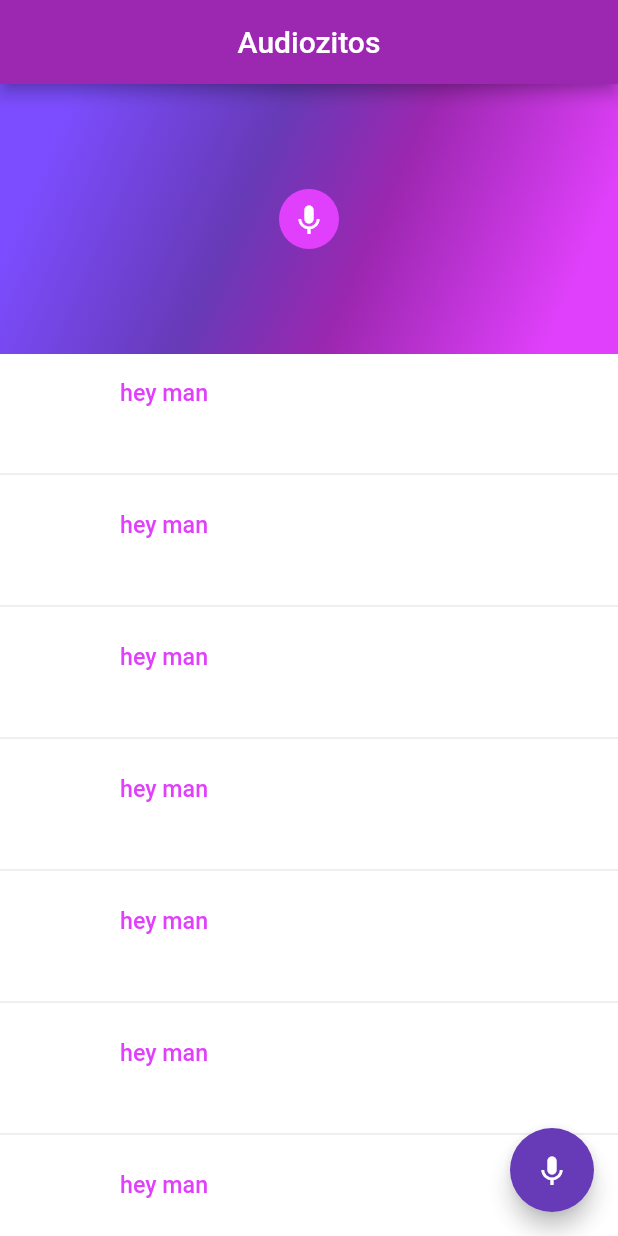
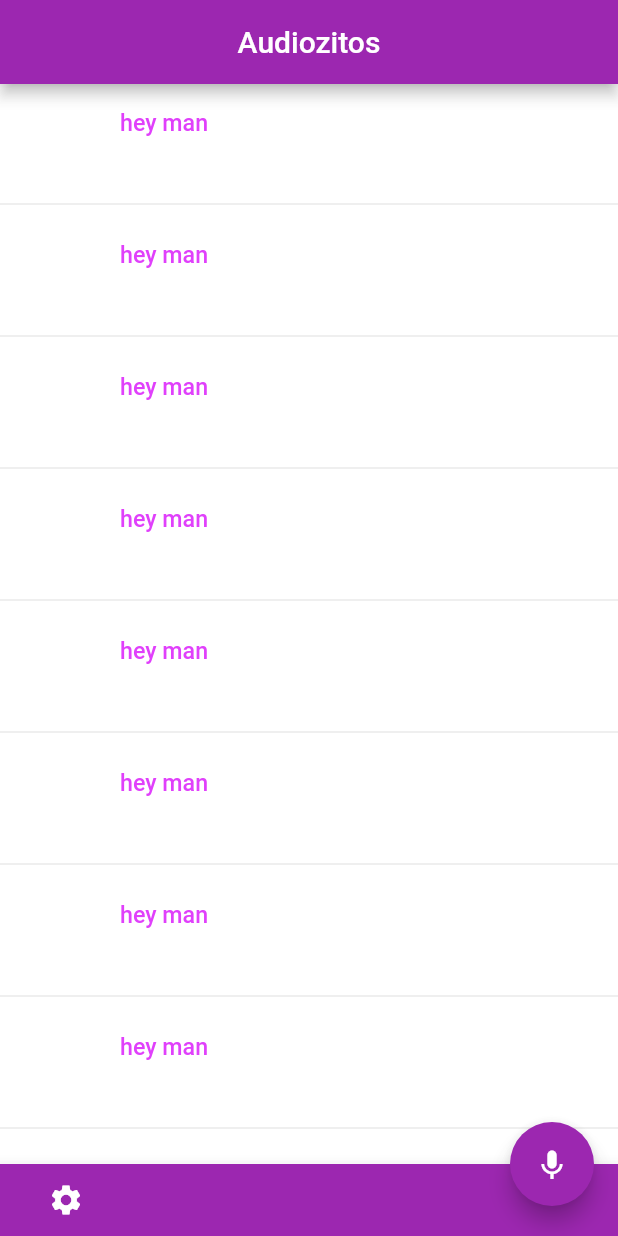
Before and after one commit to uneecorn/audiozitos, a Flutter app: the screen it shows after launch, on a phone screen of 412 x 824 dp. Run offline on Flutter 3.47's test engine with Material 2 defaults, Android fonts, the phone set to English and light mode, and no system bars.

Commit message:
adding bottom bar; removing container; adding settings/configurations button

```diff
--- a/lib/audiozitos_app.dart
+++ b/lib/audiozitos_app.dart
@@ -10,6 +10,8 @@ class AudiozitosApp extends StatelessWidget {
         title: 'Audiozitos MVP 🏆',
         theme: ThemeData(
           primarySwatch: Colors.purple,
+          primaryColor: Colors.purple,
+          canvasColor: Colors.white,
         ),
         initialRoute: '/',
         routes: <String, WidgetBuilder>{
--- a/lib/ui/records_page.dart
+++ b/lib/ui/records_page.dart
@@ -19,56 +19,44 @@ class _RecordsPageState extends State<RecordsPage> {
             Icons.keyboard_voice,
             color: Colors.white,
           ),
-          backgroundColor: Colors.deepPurple,
-          // TODO: open recording page with a sapeka animation
+          backgroundColor: Theme.of(context).primaryColor,
           onPressed: () {
             Navigator.pushNamed(context, '/recorder');
           },
         ),
+        floatingActionButtonLocation: FloatingActionButtonLocation.endDocked,
+        bottomNavigationBar: BottomBar(),
         body: buildList(),
         backgroundColor: Colors.white30,
       );
 }
 
-var container = Container(
-  height: 180.0,
-  child: Center(
-    child: CircleAvatar(
-      child: IconButton(
-        icon: Icon(
-          Icons.keyboard_voice,
-          color: Colors.white,
-        ),
-        onPressed: () => debugPrint('default recorder'),
+class BottomBar extends StatelessWidget {
+  @override
+  Widget build(BuildContext context) {
+    return BottomAppBar(
+      color: Theme.of(context).primaryColor,
+      child: Row(
+        children: [
+          Padding(
+            padding: const EdgeInsets.only(left: 20.0),
+            child: IconButton(
+              icon: Icon(Icons.settings, color: Theme.of(context).canvasColor),
+              onPressed: () => Navigator.pushNamed(context, '/configurations'),
+            ),
+          ),
+        ],
       ),
-
-      backgroundColor: Colors.purpleAccent,
-      // TODO: open recording page with a sapeka animation
-    ),
-  ),
-  decoration: BoxDecoration(
-    gradient: LinearGradient(
-      begin: Alignment.topLeft,
-      end: Alignment.bottomRight,
-      colors: [
-        Colors.deepPurpleAccent,
-        Colors.deepPurple,
-        Colors.purple,
-        Colors.purpleAccent,
-      ],
-      stops: [0.1, 0.4, 0.6, 0.9],
-    ),
-  ),
-);
+    );
+  }
+}
 
 Widget buildList() {
   // TODO: create service to get the recordings
   return ListView.builder(
       itemCount: 30,
       itemBuilder: (BuildContext context, int position) {
-        if (position == 0)
-          return container;
-        else if (position.isEven && position > 0) return Divider();
+        if (position.isOdd) return Divider();
         final index = position ~/ 2;
 
         //create rows for the list view
```
